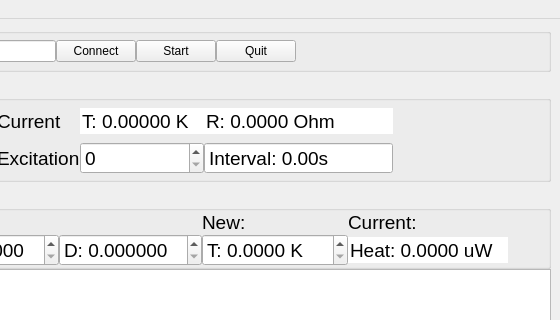
This is gui/tip_gui_cover.ui in qkitgroup/tip as Qt 5 draws it before an edit; both pictures show x 230 to 790 and y 0 to 320 of the 790 by 755 pixel window. The edited form follows.
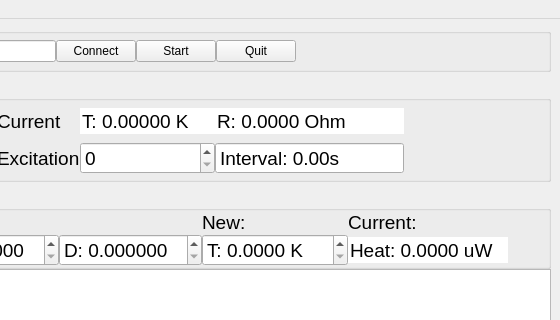
This is the edited form. Custom widgets are drawn as their Qt base class.

```diff
--- a/gui/tip_gui_cover.ui
+++ b/gui/tip_gui_cover.ui
@@ -235,6 +235,9 @@
            <property name="decimals">
             <number>5</number>
            </property>
+           <property name="maximum">
+            <double>999.899999999999977</double>
+           </property>
           </widget>
          </item>
          <item row="1" column="2">
```
